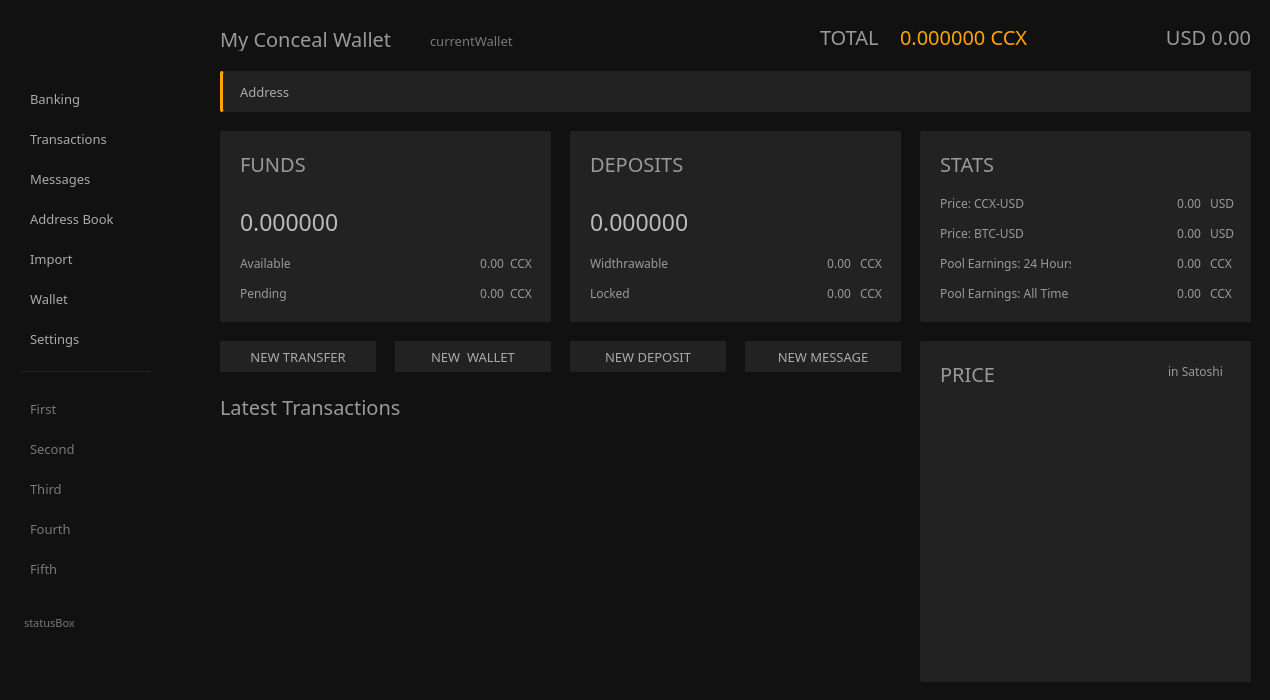
ConcealNetwork/conceal-desktop, file src/gui/ui/overviewframe.ui: the form before one commit.
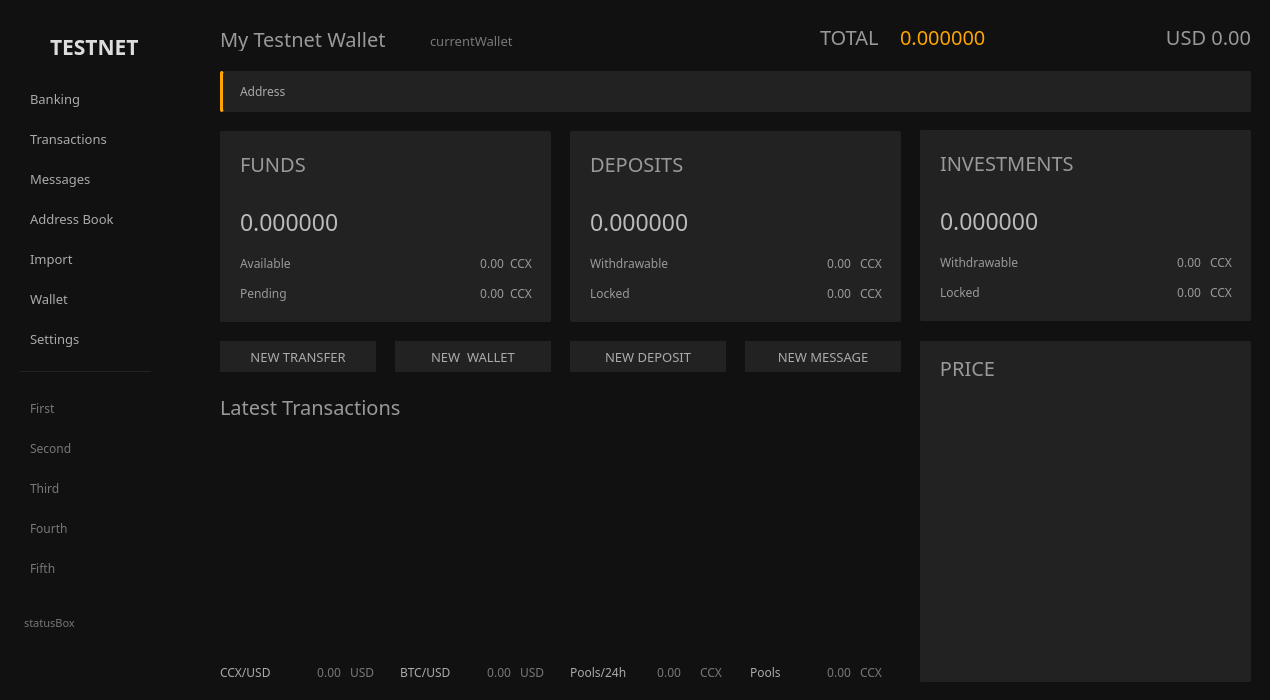
The form after the commit. Icons and pictures are not drawn.

Patch:
```diff
--- a/src/gui/ui/overviewframe.ui
+++ b/src/gui/ui/overviewframe.ui
@@ -114,7 +114,7 @@
         <x>220</x>
         <y>441</y>
         <width>681</width>
-        <height>241</height>
+        <height>181</height>
        </rect>
       </property>
       <property name="minimumSize">
@@ -187,19 +187,6 @@
       <property name="title">
        <string/>
       </property>
-      <widget class="QLabel" name="logo">
-       <property name="geometry">
-        <rect>
-         <x>40</x>
-         <y>20</y>
-         <width>131</width>
-         <height>51</height>
-        </rect>
-       </property>
-       <property name="text">
-        <string>&lt;html&gt;&lt;head/&gt;&lt;body&gt;&lt;p&gt;&lt;img src=&quot;:/images/images/conceal.png&quot;/&gt;&lt;/p&gt;&lt;/body&gt;&lt;/html&gt;</string>
-       </property>
-      </widget>
       <widget class="QPushButton" name="m_bankingButton">
        <property name="geometry">
         <rect>
@@ -478,7 +465,7 @@
        <property name="styleSheet">
         <string notr="true">text-align: left; color: #777; margin-left: 20px;
 font-family: Poppins;
-font-size: 13px;</string>
+font-size: 12px;</string>
        </property>
        <property name="text">
         <string>First</string>
@@ -508,7 +495,7 @@
        <property name="styleSheet">
         <string notr="true">text-align: left; color: #777; margin-left: 20px;
 font-family: Poppins;
-font-size: 13px;</string>
+font-size: 12px;</string>
        </property>
        <property name="text">
         <string>Second</string>
@@ -538,7 +525,7 @@
        <property name="styleSheet">
         <string notr="true">text-align: left; color: #777; margin-left: 20px;
 font-family: Poppins;
-font-size: 13px;</string>
+font-size: 12px;</string>
        </property>
        <property name="text">
         <string>Third</string>
@@ -568,7 +555,7 @@
        <property name="styleSheet">
         <string notr="true">text-align: left; color: #777; margin-left: 20px;
 font-family: Poppins;
-font-size: 13px;</string>
+font-size: 12px;</string>
        </property>
        <property name="text">
         <string>Fourth</string>
@@ -598,7 +585,7 @@
        <property name="styleSheet">
         <string notr="true">text-align: left; color: #777; margin-left: 20px;
 font-family: Poppins;
-font-size: 13px;</string>
+font-size: 12px;</string>
        </property>
        <property name="text">
         <string>Fifth</string>
@@ -610,6 +597,30 @@
         </size>
        </property>
       </widget>
+      <widget class="QLabel" name="label">
+       <property name="geometry">
+        <rect>
+         <x>50</x>
+         <y>30</y>
+         <width>111</width>
+         <height>31</height>
+        </rect>
+       </property>
+       <property name="font">
+        <font>
+         <family>Poppins</family>
+         <pointsize>16</pointsize>
+         <weight>75</weight>
+         <bold>true</bold>
+        </font>
+       </property>
+       <property name="styleSheet">
+        <string notr="true">color: #ddd;</string>
+       </property>
+       <property name="text">
+        <string>TESTNET</string>
+       </property>
+      </widget>
      </widget>
      <widget class="QGroupBox" name="priceBox">
       <property name="geometry">
@@ -639,21 +650,15 @@
         <string/>
        </property>
       </widget>
-      <widget class="QLabel" name="m_priceLabelTitle">
+      <widget class="QPushButton" name="pushButton_2">
        <property name="geometry">
         <rect>
-         <x>20</x>
-         <y>20</y>
-         <width>171</width>
-         <height>25</height>
+         <x>10</x>
+         <y>15</y>
+         <width>75</width>
+         <height>23</height>
         </rect>
        </property>
-       <property name="font">
-        <font>
-         <family>Poppins</family>
-         <pointsize>-1</pointsize>
-        </font>
-       </property>
        <property name="styleSheet">
         <string notr="true">color: #999;
 background: transparent;
@@ -664,31 +669,8 @@
         <string>PRICE</string>
        </property>
       </widget>
-      <widget class="QPushButton" name="m_sendButton_2">
-       <property name="geometry">
-        <rect>
-         <x>240</x>
-         <y>20</y>
-         <width>71</width>
-         <height>21</height>
-        </rect>
-       </property>
-       <property name="font">
-        <font>
-         <family>Poppins</family>
-         <pointsize>-1</pointsize>
-        </font>
-       </property>
-       <property name="styleSheet">
-        <string notr="true">color: #999;
-background: transparent;
-font-family: Poppins;
-font-size: 12px;</string>
-       </property>
-       <property name="text">
-        <string>in Satoshi</string>
-       </property>
-      </widget>
+      <zorder>pushButton_2</zorder>
+      <zorder>m_chart</zorder>
      </widget>
      <widget class="QGroupBox" name="fundsBox">
       <property name="geometry">
@@ -1087,7 +1069,7 @@
 font-size: 12px;</string>
        </property>
        <property name="text">
-        <string>Widthrawable</string>
+        <string>Withdrawable</string>
        </property>
       </widget>
       <widget class="QLabel" name="m_lockedDepositLabel">
@@ -1204,385 +1186,6 @@
        </property>
       </widget>
      </widget>
-     <widget class="QGroupBox" name="investmentsBox">
-      <property name="geometry">
-       <rect>
-        <x>920</x>
-        <y>131</y>
-        <width>331</width>
-        <height>191</height>
-       </rect>
-      </property>
-      <property name="styleSheet">
-       <string notr="true">background: #222;border-radius: 2px;</string>
-      </property>
-      <property name="title">
-       <string/>
-      </property>
-      <widget class="QLabel" name="label_7">
-       <property name="geometry">
-        <rect>
-         <x>20</x>
-         <y>150</y>
-         <width>141</width>
-         <height>25</height>
-        </rect>
-       </property>
-       <property name="font">
-        <font>
-         <family>Poppins</family>
-         <pointsize>-1</pointsize>
-        </font>
-       </property>
-       <property name="styleSheet">
-        <string notr="true">color: #999;
-background: transparent;
-font-family: Poppins;
-font-size: 12px;</string>
-       </property>
-       <property name="text">
-        <string>Pool Earnings: All Time</string>
-       </property>
-      </widget>
-      <widget class="QLabel" name="label_9">
-       <property name="geometry">
-        <rect>
-         <x>20</x>
-         <y>120</y>
-         <width>131</width>
-         <height>24</height>
-        </rect>
-       </property>
-       <property name="font">
-        <font>
-         <family>Poppins</family>
-         <pointsize>-1</pointsize>
-        </font>
-       </property>
-       <property name="styleSheet">
-        <string notr="true">color: #999;
-background: transparent;
-font-family: Poppins;
-font-size: 12px;</string>
-       </property>
-       <property name="text">
-        <string>Pool Earnings: 24 Hours</string>
-       </property>
-      </widget>
-      <widget class="QLabel" name="m_actualBalanceLabel_3">
-       <property name="geometry">
-        <rect>
-         <x>140</x>
-         <y>120</y>
-         <width>141</width>
-         <height>24</height>
-        </rect>
-       </property>
-       <property name="font">
-        <font>
-         <family>Poppins</family>
-         <pointsize>-1</pointsize>
-        </font>
-       </property>
-       <property name="styleSheet">
-        <string notr="true">color: #999;
-background: transparent;
-font-family: Poppins;
-font-size: 12px;</string>
-       </property>
-       <property name="text">
-        <string notr="true">0.00</string>
-       </property>
-       <property name="alignment">
-        <set>Qt::AlignRight|Qt::AlignTrailing|Qt::AlignVCenter</set>
-       </property>
-      </widget>
-      <widget class="QLabel" name="m_pendingBalanceLabel_3">
-       <property name="geometry">
-        <rect>
-         <x>170</x>
-         <y>150</y>
-         <width>111</width>
-         <height>25</height>
-        </rect>
-       </property>
-       <property name="font">
-        <font>
-         <family>Poppins</family>
-         <pointsize>-1</pointsize>
-        </font>
-       </property>
-       <property name="styleSheet">
-        <string notr="true">color: #999;
-background: transparent;
-font-family: Poppins;
-font-size: 12px;</string>
-       </property>
-       <property name="text">
-        <string notr="true">0.00</string>
-       </property>
-       <property name="alignment">
-        <set>Qt::AlignRight|Qt::AlignTrailing|Qt::AlignVCenter</set>
-       </property>
-      </widget>
-      <widget class="QLabel" name="m_tickerLabel2_3">
-       <property name="geometry">
-        <rect>
-         <x>290</x>
-         <y>150</y>
-         <width>31</width>
-         <height>25</height>
-        </rect>
-       </property>
-       <property name="font">
-        <font>
-         <family>Poppins</family>
-         <pointsize>-1</pointsize>
-        </font>
-       </property>
-       <property name="styleSheet">
-        <string notr="true">color: #999;
-background: transparent;
-font-family: Poppins;
-font-size: 12px;</string>
-       </property>
-       <property name="text">
-        <string notr="true">CCX</string>
-       </property>
-      </widget>
-      <widget class="QLabel" name="m_tickerLabel1_3">
-       <property name="geometry">
-        <rect>
-         <x>290</x>
-         <y>120</y>
-         <width>31</width>
-         <height>24</height>
-        </rect>
-       </property>
-       <property name="font">
-        <font>
-         <family>Poppins</family>
-         <pointsize>-1</pointsize>
-        </font>
-       </property>
-       <property name="styleSheet">
-        <string notr="true">color: #999;
-background: transparent;
-font-family: Poppins;
-font-size: 12px;</string>
-       </property>
-       <property name="text">
-        <string notr="true">CCX</string>
-       </property>
-      </widget>
-      <widget class="QLabel" name="m_investmentsTitle">
-       <property name="geometry">
-        <rect>
-         <x>20</x>
-         <y>20</y>
-         <width>171</width>
-         <height>25</height>
-        </rect>
-       </property>
-       <property name="font">
-        <font>
-         <family>Poppins</family>
-         <pointsize>-1</pointsize>
-        </font>
-       </property>
-       <property name="styleSheet">
-        <string notr="true">color: #999;
-background: transparent;
-font-size: 20px;
-font-family: Poppins;</string>
-       </property>
-       <property name="text">
-        <string>STATS</string>
-       </property>
-      </widget>
-      <widget class="QPushButton" name="m_investmentsButton">
-       <property name="geometry">
-        <rect>
-         <x>290</x>
-         <y>20</y>
-         <width>24</width>
-         <height>24</height>
-        </rect>
-       </property>
-       <property name="font">
-        <font>
-         <family>Poppins</family>
-         <pointsize>8</pointsize>
-        </font>
-       </property>
-       <property name="styleSheet">
-        <string notr="true"/>
-       </property>
-       <property name="text">
-        <string/>
-       </property>
-       <property name="icon">
-        <iconset resource="../../resources.qrc">
-         <normaloff>:/icons/tx_investment.png</normaloff>:/icons/tx_investment.png</iconset>
-       </property>
-      </widget>
-      <widget class="QLabel" name="label_11">
-       <property name="geometry">
-        <rect>
-         <x>20</x>
-         <y>90</y>
-         <width>131</width>
-         <height>24</height>
-        </rect>
-       </property>
-       <property name="font">
-        <font>
-         <family>Poppins</family>
-         <pointsize>-1</pointsize>
-        </font>
-       </property>
-       <property name="styleSheet">
-        <string notr="true">color: #999;
-background: transparent;
-font-family: Poppins;
-font-size: 12px;</string>
-       </property>
-       <property name="text">
-        <string>Price: BTC-USD</string>
-       </property>
-      </widget>
-      <widget class="QLabel" name="label_12">
-       <property name="geometry">
-        <rect>
-         <x>20</x>
-         <y>60</y>
-         <width>131</width>
-         <height>24</height>
-        </rect>
-       </property>
-       <property name="font">
-        <font>
-         <family>Poppins</family>
-         <pointsize>-1</pointsize>
-        </font>
-       </property>
-       <property name="styleSheet">
-        <string notr="true">color: #999;
-background: transparent;
-font-family: Poppins;
-font-size: 12px;</string>
-       </property>
-       <property name="text">
-        <string>Price: CCX-USD</string>
-       </property>
-      </widget>
-      <widget class="QLabel" name="m_ccxusd">
-       <property name="geometry">
-        <rect>
-         <x>140</x>
-         <y>60</y>
-         <width>141</width>
-         <height>24</height>
-        </rect>
-       </property>
-       <property name="font">
-        <font>
-         <family>Poppins</family>
-         <pointsize>-1</pointsize>
-        </font>
-       </property>
-       <property name="styleSheet">
-        <string notr="true">color: #999;
-background: transparent;
-font-family: Poppins;
-font-size: 12px;</string>
-       </property>
-       <property name="text">
-        <string notr="true">0.00</string>
-       </property>
-       <property name="alignment">
-        <set>Qt::AlignRight|Qt::AlignTrailing|Qt::AlignVCenter</set>
-       </property>
-      </widget>
-      <widget class="QLabel" name="m_btcusd">
-       <property name="geometry">
-        <rect>
-         <x>140</x>
-         <y>90</y>
-         <width>141</width>
-         <height>24</height>
-        </rect>
-       </property>
-       <property name="font">
-        <font>
-         <family>Poppins</family>
-         <pointsize>-1</pointsize>
-        </font>
-       </property>
-       <property name="styleSheet">
-        <string notr="true">color: #999;
-background: transparent;
-font-family: Poppins;
-font-size: 12px;</string>
-       </property>
-       <property name="text">
-        <string notr="true">0.00</string>
-       </property>
-       <property name="alignment">
-        <set>Qt::AlignRight|Qt::AlignTrailing|Qt::AlignVCenter</set>
-       </property>
-      </widget>
-      <widget class="QLabel" name="m_tickerLabel1_4">
-       <property name="geometry">
-        <rect>
-         <x>290</x>
-         <y>90</y>
-         <width>31</width>
-         <height>24</height>
-        </rect>
-       </property>
-       <property name="font">
-        <font>
-         <family>Poppins</family>
-         <pointsize>-1</pointsize>
-        </font>
-       </property>
-       <property name="styleSheet">
-        <string notr="true">color: #999;
-background: transparent;
-font-family: Poppins;
-font-size: 12px;</string>
-       </property>
-       <property name="text">
-        <string notr="true">USD</string>
-       </property>
-      </widget>
-      <widget class="QLabel" name="m_tickerLabel1_5">
-       <property name="geometry">
-        <rect>
-         <x>290</x>
-         <y>60</y>
-         <width>31</width>
-         <height>24</height>
-        </rect>
-       </property>
-       <property name="font">
-        <font>
-         <family>Poppins</family>
-         <pointsize>-1</pointsize>
-        </font>
-       </property>
-       <property name="styleSheet">
-        <string notr="true">color: #999;
-background: transparent;
-font-family: Poppins;
-font-size: 12px;</string>
-       </property>
-       <property name="text">
-        <string notr="true">USD</string>
-       </property>
-      </widget>
-     </widget>
      <widget class="QLabel" name="m_myConcealWalletTitle">
       <property name="geometry">
        <rect>
@@ -1605,7 +1208,7 @@
 font-family: Poppins;</string>
       </property>
       <property name="text">
-       <string>My Conceal Wallet</string>
+       <string>My Testnet Wallet</string>
       </property>
      </widget>
      <widget class="QGroupBox" name="addressBox">
@@ -1655,13 +1258,11 @@
        <property name="font">
         <font>
          <family>Poppins</family>
-         <pointsize>-1</pointsize>
+         <pointsize>9</pointsize>
         </font>
        </property>
        <property name="styleSheet">
-        <string notr="true">text-align: left; color: #aaa; margin-left: 0px;
-font-family: Poppins;
-font-size: 13px; border: none;</string>
+        <string notr="true">border: none;</string>
        </property>
        <property name="text">
         <string>Address</string>
@@ -1710,7 +1311,7 @@
 font-family: Poppins;</string>
       </property>
       <property name="text">
-       <string notr="true">0.000000 CCX</string>
+       <string notr="true">0.000000</string>
       </property>
       <property name="alignment">
        <set>Qt::AlignLeading|Qt::AlignLeft|Qt::AlignVCenter</set>
@@ -1938,6 +1539,604 @@
        <string>currentWallet</string>
       </property>
      </widget>
+     <widget class="QGroupBox" name="statsBox_2">
+      <property name="geometry">
+       <rect>
+        <x>920</x>
+        <y>130</y>
+        <width>331</width>
+        <height>191</height>
+       </rect>
+      </property>
+      <property name="styleSheet">
+       <string notr="true">background: #222;border-radius: 2px;</string>
+      </property>
+      <property name="title">
+       <string/>
+      </property>
+      <widget class="QLabel" name="label_16">
+       <property name="geometry">
+        <rect>
+         <x>20</x>
+         <y>150</y>
+         <width>141</width>
+         <height>25</height>
+        </rect>
+       </property>
+       <property name="font">
+        <font>
+         <family>Poppins</family>
+         <pointsize>-1</pointsize>
+        </font>
+       </property>
+       <property name="styleSheet">
+        <string notr="true">color: #999;
+background: transparent;
+font-family: Poppins;
+font-size: 12px;</string>
+       </property>
+       <property name="text">
+        <string>Locked</string>
+       </property>
+      </widget>
+      <widget class="QLabel" name="label_17">
+       <property name="geometry">
+        <rect>
+         <x>20</x>
+         <y>120</y>
+         <width>131</width>
+         <height>24</height>
+        </rect>
+       </property>
+       <property name="font">
+        <font>
+         <family>Poppins</family>
+         <pointsize>-1</pointsize>
+        </font>
+       </property>
+       <property name="styleSheet">
+        <string notr="true">color: #999;
+background: transparent;
+font-family: Poppins;
+font-size: 12px;</string>
+       </property>
+       <property name="text">
+        <string>Withdrawable</string>
+       </property>
+      </widget>
+      <widget class="QLabel" name="m_unlockedInvestmentsLabel">
+       <property name="geometry">
+        <rect>
+         <x>140</x>
+         <y>120</y>
+         <width>141</width>
+         <height>24</height>
+        </rect>
+       </property>
+       <property name="font">
+        <font>
+         <family>Poppins</family>
+         <pointsize>-1</pointsize>
+        </font>
+       </property>
+       <property name="styleSheet">
+        <string notr="true">color: #999;
+background: transparent;
+font-family: Poppins;
+font-size: 12px;</string>
+       </property>
+       <property name="text">
+        <string notr="true">0.00</string>
+       </property>
+       <property name="alignment">
+        <set>Qt::AlignRight|Qt::AlignTrailing|Qt::AlignVCenter</set>
+       </property>
+      </widget>
+      <widget class="QLabel" name="m_lockedInvestmentLabel">
+       <property name="geometry">
+        <rect>
+         <x>170</x>
+         <y>150</y>
+         <width>111</width>
+         <height>25</height>
+        </rect>
+       </property>
+       <property name="font">
+        <font>
+         <family>Poppins</family>
+         <pointsize>-1</pointsize>
+        </font>
+       </property>
+       <property name="styleSheet">
+        <string notr="true">color: #999;
+background: transparent;
+font-family: Poppins;
+font-size: 12px;</string>
+       </property>
+       <property name="text">
+        <string notr="true">0.00</string>
+       </property>
+       <property name="alignment">
+        <set>Qt::AlignRight|Qt::AlignTrailing|Qt::AlignVCenter</set>
+       </property>
+      </widget>
+      <widget class="QLabel" name="m_tickerLabel2_5">
+       <property name="geometry">
+        <rect>
+         <x>290</x>
+         <y>150</y>
+         <width>31</width>
+         <height>25</height>
+        </rect>
+       </property>
+       <property name="font">
+        <font>
+         <family>Poppins</family>
+         <pointsize>-1</pointsize>
+        </font>
+       </property>
+       <property name="styleSheet">
+        <string notr="true">color: #999;
+background: transparent;
+font-family: Poppins;
+font-size: 12px;</string>
+       </property>
+       <property name="text">
+        <string notr="true">CCX</string>
+       </property>
+      </widget>
+      <widget class="QLabel" name="m_tickerLabel1_9">
+       <property name="geometry">
+        <rect>
+         <x>290</x>
+         <y>120</y>
+         <width>31</width>
+         <height>24</height>
+        </rect>
+       </property>
+       <property name="font">
+        <font>
+         <family>Poppins</family>
+         <pointsize>-1</pointsize>
+        </font>
+       </property>
+       <property name="styleSheet">
+        <string notr="true">color: #999;
+background: transparent;
+font-family: Poppins;
+font-size: 12px;</string>
+       </property>
+       <property name="text">
+        <string notr="true">CCX</string>
+       </property>
+      </widget>
+      <widget class="QLabel" name="m_investmentsTitle">
+       <property name="geometry">
+        <rect>
+         <x>20</x>
+         <y>20</y>
+         <width>171</width>
+         <height>25</height>
+        </rect>
+       </property>
+       <property name="font">
+        <font>
+         <family>Poppins</family>
+         <pointsize>-1</pointsize>
+        </font>
+       </property>
+       <property name="styleSheet">
+        <string notr="true">color: #999;
+background: transparent;
+font-size: 20px;
+font-family: Poppins;</string>
+       </property>
+       <property name="text">
+        <string>INVESTMENTS</string>
+       </property>
+      </widget>
+      <widget class="QPushButton" name="m_investmentsButton">
+       <property name="geometry">
+        <rect>
+         <x>290</x>
+         <y>20</y>
+         <width>24</width>
+         <height>24</height>
+        </rect>
+       </property>
+       <property name="font">
+        <font>
+         <family>Poppins</family>
+         <pointsize>8</pointsize>
+        </font>
+       </property>
+       <property name="styleSheet">
+        <string notr="true"/>
+       </property>
+       <property name="text">
+        <string/>
+       </property>
+       <property name="icon">
+        <iconset resource="../../resources.qrc">
+         <normaloff>:/icons/tx_investment.png</normaloff>:/icons/tx_investment.png</iconset>
+       </property>
+      </widget>
+      <widget class="QLabel" name="m_totalInvestmentLabel">
+       <property name="geometry">
+        <rect>
+         <x>20</x>
+         <y>70</y>
+         <width>291</width>
+         <height>41</height>
+        </rect>
+       </property>
+       <property name="minimumSize">
+        <size>
+         <width>0</width>
+         <height>0</height>
+        </size>
+       </property>
+       <property name="font">
+        <font>
+         <family>Poppins</family>
+         <pointsize>-1</pointsize>
+        </font>
+       </property>
+       <property name="styleSheet">
+        <string notr="true">color: #bbb;
+background: transparent;
+font-family: Poppins;
+font-size: 23px;</string>
+       </property>
+       <property name="text">
+        <string notr="true">0.000000</string>
+       </property>
+       <property name="alignment">
+        <set>Qt::AlignLeading|Qt::AlignLeft|Qt::AlignVCenter</set>
+       </property>
+      </widget>
+     </widget>
+     <widget class="QLabel" name="m_tickerLabel1_5">
+      <property name="geometry">
+       <rect>
+        <x>350</x>
+        <y>660</y>
+        <width>31</width>
+        <height>25</height>
+       </rect>
+      </property>
+      <property name="font">
+       <font>
+        <family>Poppins</family>
+        <pointsize>-1</pointsize>
+       </font>
+      </property>
+      <property name="styleSheet">
+       <string notr="true">color: #777;
+background: transparent;
+font-family: Poppins;
+font-size: 12px;</string>
+      </property>
+      <property name="text">
+       <string notr="true">USD</string>
+      </property>
+     </widget>
+     <widget class="QLabel" name="label_12">
+      <property name="geometry">
+       <rect>
+        <x>220</x>
+        <y>660</y>
+        <width>60</width>
+        <height>25</height>
+       </rect>
+      </property>
+      <property name="font">
+       <font>
+        <family>Poppins</family>
+        <pointsize>-1</pointsize>
+       </font>
+      </property>
+      <property name="styleSheet">
+       <string notr="true">color: #aaa;
+background: transparent;
+font-family: Poppins;
+font-size: 12px;</string>
+      </property>
+      <property name="text">
+       <string>CCX/USD</string>
+      </property>
+     </widget>
+     <widget class="QLabel" name="m_ccxusd">
+      <property name="geometry">
+       <rect>
+        <x>290</x>
+        <y>660</y>
+        <width>51</width>
+        <height>25</height>
+       </rect>
+      </property>
+      <property name="font">
+       <font>
+        <family>Poppins</family>
+        <pointsize>-1</pointsize>
+       </font>
+      </property>
+      <property name="styleSheet">
+       <string notr="true">color: #777;
+background: transparent;
+font-family: Poppins;
+font-size: 12px;</string>
+      </property>
+      <property name="text">
+       <string notr="true">0.00</string>
+      </property>
+      <property name="alignment">
+       <set>Qt::AlignRight|Qt::AlignTrailing|Qt::AlignVCenter</set>
+      </property>
+     </widget>
+     <widget class="QLabel" name="m_tickerLabel1_4">
+      <property name="geometry">
+       <rect>
+        <x>520</x>
+        <y>660</y>
+        <width>31</width>
+        <height>25</height>
+       </rect>
+      </property>
+      <property name="font">
+       <font>
+        <family>Poppins</family>
+        <pointsize>-1</pointsize>
+       </font>
+      </property>
+      <property name="styleSheet">
+       <string notr="true">color: #777;
+background: transparent;
+font-family: Poppins;
+font-size: 12px;</string>
+      </property>
+      <property name="text">
+       <string notr="true">USD</string>
+      </property>
+     </widget>
+     <widget class="QLabel" name="label_11">
+      <property name="geometry">
+       <rect>
+        <x>400</x>
+        <y>660</y>
+        <width>60</width>
+        <height>25</height>
+       </rect>
+      </property>
+      <property name="font">
+       <font>
+        <family>Poppins</family>
+        <pointsize>-1</pointsize>
+       </font>
+      </property>
+      <property name="styleSheet">
+       <string notr="true">color: #aaa;
+background: transparent;
+font-family: Poppins;
+font-size: 12px;</string>
+      </property>
+      <property name="text">
+       <string>BTC/USD</string>
+      </property>
+     </widget>
+     <widget class="QLabel" name="m_btcusd">
+      <property name="geometry">
+       <rect>
+        <x>460</x>
+        <y>660</y>
+        <width>51</width>
+        <height>25</height>
+       </rect>
+      </property>
+      <property name="font">
+       <font>
+        <family>Poppins</family>
+        <pointsize>-1</pointsize>
+       </font>
+      </property>
+      <property name="styleSheet">
+       <string notr="true">color: #777;
+background: transparent;
+font-family: Poppins;
+font-size: 12px;</string>
+      </property>
+      <property name="text">
+       <string notr="true">0.00</string>
+      </property>
+      <property name="alignment">
+       <set>Qt::AlignRight|Qt::AlignTrailing|Qt::AlignVCenter</set>
+      </property>
+     </widget>
+     <widget class="QLabel" name="label_9">
+      <property name="geometry">
+       <rect>
+        <x>570</x>
+        <y>660</y>
+        <width>61</width>
+        <height>25</height>
+       </rect>
+      </property>
+      <property name="font">
+       <font>
+        <family>Poppins</family>
+        <pointsize>-1</pointsize>
+       </font>
+      </property>
+      <property name="styleSheet">
+       <string notr="true">color: #aaa;
+background: transparent;
+font-family: Poppins;
+font-size: 12px;</string>
+      </property>
+      <property name="text">
+       <string>Pools/24h</string>
+      </property>
+     </widget>
+     <widget class="QLabel" name="m_tickerLabel1_3">
+      <property name="geometry">
+       <rect>
+        <x>700</x>
+        <y>660</y>
+        <width>31</width>
+        <height>25</height>
+       </rect>
+      </property>
+      <property name="font">
+       <font>
+        <family>Poppins</family>
+        <pointsize>-1</pointsize>
+       </font>
+      </property>
+      <property name="styleSheet">
+       <string notr="true">color: #777;
+background: transparent;
+font-family: Poppins;
+font-size: 12px;</string>
+      </property>
+      <property name="text">
+       <string notr="true">CCX</string>
+      </property>
+     </widget>
+     <widget class="QLabel" name="m_actualBalanceLabel_3">
+      <property name="geometry">
+       <rect>
+        <x>620</x>
+        <y>660</y>
+        <width>61</width>
+        <height>25</height>
+       </rect>
+      </property>
+      <property name="font">
+       <font>
+        <family>Poppins</family>
+        <pointsize>-1</pointsize>
+       </font>
+      </property>
+      <property name="styleSheet">
+       <string notr="true">color: #777;
+background: transparent;
+font-family: Poppins;
+font-size: 12px;</string>
+      </property>
+      <property name="text">
+       <string notr="true">0.00</string>
+      </property>
+      <property name="alignment">
+       <set>Qt::AlignRight|Qt::AlignTrailing|Qt::AlignVCenter</set>
+      </property>
+     </widget>
+     <widget class="QLabel" name="label_7">
+      <property name="geometry">
+       <rect>
+        <x>750</x>
+        <y>660</y>
+        <width>51</width>
+        <height>25</height>
+       </rect>
+      </property>
+      <property name="font">
+       <font>
+        <family>Poppins</family>
+        <pointsize>-1</pointsize>
+       </font>
+      </property>
+      <property name="styleSheet">
+       <string notr="true">color: #aaa;
+background: transparent;
+font-family: Poppins;
+font-size: 12px;</string>
+      </property>
+      <property name="text">
+       <string>Pools</string>
+      </property>
+     </widget>
+     <widget class="QLabel" name="m_pendingBalanceLabel_3">
+      <property name="geometry">
+       <rect>
+        <x>790</x>
+        <y>660</y>
+        <width>61</width>
+        <height>25</height>
+       </rect>
+      </property>
+      <property name="font">
+       <font>
+        <family>Poppins</family>
+        <pointsize>-1</pointsize>
+       </font>
+      </property>
+      <property name="styleSheet">
+       <string notr="true">color: #777;
+background: transparent;
+font-family: Poppins;
+font-size: 12px;</string>
+      </property>
+      <property name="text">
+       <string notr="true">0.00</string>
+      </property>
+      <property name="alignment">
+       <set>Qt::AlignRight|Qt::AlignTrailing|Qt::AlignVCenter</set>
+      </property>
+     </widget>
+     <widget class="QLabel" name="m_tickerLabel2_3">
+      <property name="geometry">
+       <rect>
+        <x>860</x>
+        <y>660</y>
+        <width>31</width>
+        <height>25</height>
+       </rect>
+      </property>
+      <property name="font">
+       <font>
+        <family>Poppins</family>
+        <pointsize>-1</pointsize>
+       </font>
+      </property>
+      <property name="styleSheet">
+       <string notr="true">color: #777;
+background: transparent;
+font-family: Poppins;
+font-size: 12px;</string>
+      </property>
+      <property name="text">
+       <string notr="true">CCX</string>
+      </property>
+     </widget>
+     <zorder>m_latestTransactionsTitle</zorder>
+     <zorder>m_recentTransactionsView</zorder>
+     <zorder>leftMenu</zorder>
+     <zorder>fundsBox</zorder>
+     <zorder>depositsBox</zorder>
+     <zorder>m_myConcealWalletTitle</zorder>
+     <zorder>addressBox</zorder>
+     <zorder>m_totalPortfolioLabel</zorder>
+     <zorder>m_portfolioTitle</zorder>
+     <zorder>m_totalPortfolioLabelUSD</zorder>
+     <zorder>m_newTransferButton</zorder>
+     <zorder>m_newWalletButton</zorder>
+     <zorder>m_newDepositButton</zorder>
+     <zorder>m_newMessageButton</zorder>
+     <zorder>m_currentWalletTitle</zorder>
+     <zorder>statsBox_2</zorder>
+     <zorder>m_tickerLabel1_5</zorder>
+     <zorder>label_12</zorder>
+     <zorder>m_ccxusd</zorder>
+     <zorder>m_tickerLabel1_4</zorder>
+     <zorder>label_11</zorder>
+     <zorder>m_btcusd</zorder>
+     <zorder>label_9</zorder>
+     <zorder>m_tickerLabel1_3</zorder>
+     <zorder>m_actualBalanceLabel_3</zorder>
+     <zorder>label_7</zorder>
+     <zorder>m_pendingBalanceLabel_3</zorder>
+     <zorder>m_tickerLabel2_3</zorder>
+     <zorder>priceBox</zorder>
     </widget>
    </item>
   </layout>
```
Left out of the diff: 32 changed lines with no effect on the pictures.
